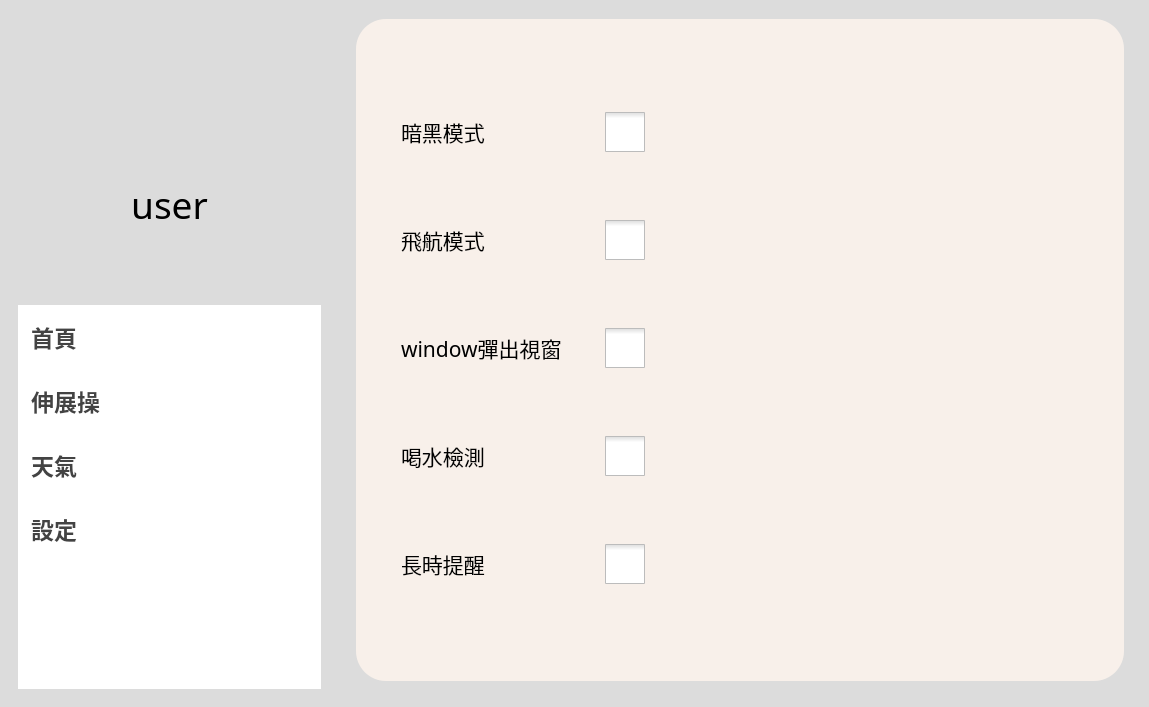
The window that demo.ui (ahua1010/Margherita-Pizza-Pomodoro-and-Gesture-detection-) describes before a commit, drawn with Qt 5.
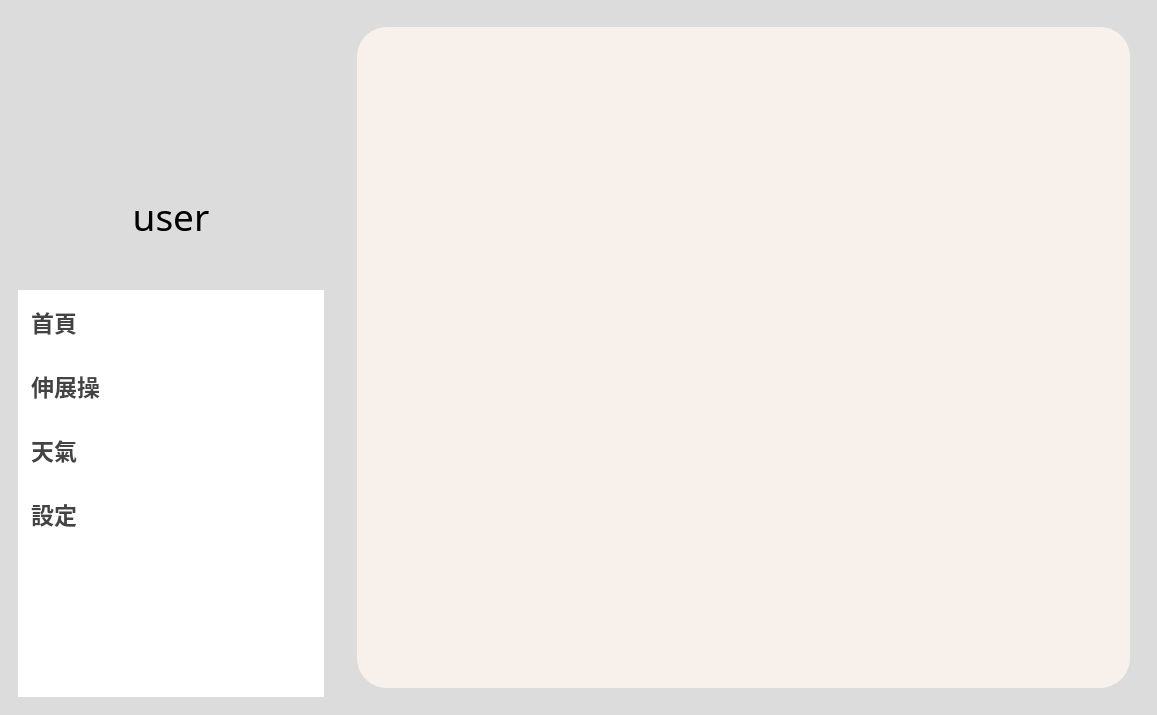
The same window after the commit. The open tabs and pages were chosen to show the change. Icons and pictures are not drawn.

What changed in the file:
```diff
--- a/demo.ui
+++ b/demo.ui
@@ -6,8 +6,8 @@
    <rect>
     <x>0</x>
     <y>0</y>
-    <width>1149</width>
-    <height>707</height>
+    <width>1157</width>
+    <height>715</height>
    </rect>
   </property>
   <property name="windowTitle">
@@ -54,9 +54,15 @@
        </property>
        <item>
         <widget class="QFrame" name="user">
+         <property name="sizePolicy">
+          <sizepolicy hsizetype="Preferred" vsizetype="Preferred">
+           <horstretch>0</horstretch>
+           <verstretch>2</verstretch>
+          </sizepolicy>
+         </property>
          <property name="minimumSize">
           <size>
-           <width>250</width>
+           <width>100</width>
            <height>0</height>
           </size>
          </property>
@@ -73,10 +79,10 @@
          </property>
          <layout class="QVBoxLayout" name="verticalLayout">
           <property name="topMargin">
-           <number>55</number>
+           <number>30</number>
           </property>
           <property name="bottomMargin">
-           <number>75</number>
+           <number>20</number>
           </property>
           <item>
            <widget class="QFrame" name="usericon">
@@ -134,6 +140,18 @@
           </item>
           <item>
            <widget class="QLabel" name="username">
+            <property name="minimumSize">
+             <size>
+              <width>0</width>
+              <height>50</height>
+             </size>
+            </property>
+            <property name="sizeIncrement">
+             <size>
+              <width>0</width>
+              <height>0</height>
+             </size>
+            </property>
             <property name="font">
              <font>
               <family>Agency FB</family>
@@ -155,6 +173,12 @@
        </item>
        <item>
         <widget class="QListWidget" name="fuctionlist">
+         <property name="sizePolicy">
+          <sizepolicy hsizetype="Expanding" vsizetype="Expanding">
+           <horstretch>0</horstretch>
+           <verstretch>3</verstretch>
+          </sizepolicy>
+         </property>
          <property name="font">
           <font>
            <family>微軟正黑體</family>
@@ -278,7 +302,7 @@
 }</string>
       </property>
       <property name="currentIndex">
-       <number>2</number>
+       <number>3</number>
       </property>
       <widget class="QWidget" name="page">
        <layout class="QVBoxLayout" name="verticalLayout_5">
@@ -901,34 +925,42 @@
        </layout>
       </widget>
       <widget class="QWidget" name="page_2">
-       <widget class="QFrame" name="frame6_2">
-        <property name="geometry">
-         <rect>
-          <x>20</x>
-          <y>10</y>
-          <width>768</width>
-          <height>662</height>
-         </rect>
-        </property>
+       <layout class="QVBoxLayout" name="verticalLayout_11">
+        <item>
+         <widget class="QFrame" name="frame_3">
+          <property name="frameShape">
+           <enum>QFrame::StyledPanel</enum>
+          </property>
+          <property name="frameShadow">
+           <enum>QFrame::Raised</enum>
+          </property>
+          <layout class="QHBoxLayout" name="horizontalLayout_16">
+           <item>
+            <widget class="QFrame" name="frame_5">
         <property name="styleSheet">
          <string notr="true">QFrame
 {
 	background-color:rgba(151, 238, 238,0.8);
 }</string>
         </property>
-        <layout class="QVBoxLayout" name="verticalLayout_7"/>
-       </widget>
+             <property name="frameShape">
+              <enum>QFrame::StyledPanel</enum>
+             </property>
+             <property name="frameShadow">
+              <enum>QFrame::Raised</enum>
+             </property>
+             <layout class="QHBoxLayout" name="horizontalLayout_13"/>
+            </widget>
+           </item>
+          </layout>
+         </widget>
+        </item>
+       </layout>
       </widget>
       <widget class="QWidget" name="page_3">
+       <layout class="QVBoxLayout" name="verticalLayout_13">
+        <item>
        <widget class="QFrame" name="frame6_3">
-        <property name="geometry">
-         <rect>
-          <x>20</x>
-          <y>10</y>
-          <width>771</width>
-          <height>671</height>
-         </rect>
-        </property>
         <property name="styleSheet">
          <string notr="true">#frame6_3
 {
@@ -1064,7 +1096,7 @@
                <item>
                 <layout class="QVBoxLayout" name="verticalLayout_12">
                  <property name="topMargin">
-                  <number>55</number>
+                    <number>30</number>
                  </property>
                  <item>
                   <widget class="QLabel" name="temperature">
@@ -1104,7 +1136,7 @@
                    <property name="minimumSize">
                     <size>
                      <width>0</width>
-                     <height>40</height>
+                       <height>30</height>
                     </size>
                    </property>
                    <property name="font">
@@ -1126,7 +1158,7 @@
                <item>
                 <widget class="QLabel" name="weather_icon">
                  <property name="sizePolicy">
-                  <sizepolicy hsizetype="Minimum" vsizetype="Preferred">
+                    <sizepolicy hsizetype="Preferred" vsizetype="Preferred">
                    <horstretch>0</horstretch>
                    <verstretch>0</verstretch>
                   </sizepolicy>
@@ -1150,6 +1182,12 @@
                 <verstretch>3</verstretch>
                </sizepolicy>
               </property>
+                <layout class="QHBoxLayout" name="horizontalLayout_9">
+                 <item>
+                  <widget class="QLabel" name="label_2">
+                   <property name="text">
+                    <string>TextLabel</string>
+                   </property>
              </widget>
             </item>
            </layout>
@@ -1157,19 +1195,18 @@
          </item>
         </layout>
        </widget>
+           </item>
+          </layout>
+         </widget>
+        </item>
+       </layout>
       </widget>
       <widget class="QWidget" name="page_4">
+       <layout class="QVBoxLayout" name="verticalLayout_14">
+        <item>
        <widget class="QFrame" name="frame6_4">
-        <property name="geometry">
-         <rect>
-          <x>20</x>
-          <y>10</y>
-          <width>768</width>
-          <height>662</height>
-         </rect>
-        </property>
         <property name="styleSheet">
-         <string notr="true">QFrame
+           <string notr="true">QFrame QScrollArea
 {
 	background-color:rgba(255, 245, 238,0.8);
 }
@@ -1180,372 +1217,57 @@
         </property>
         <layout class="QVBoxLayout" name="verticalLayout_8">
          <property name="spacing">
-          <number>15</number>
+            <number>9</number>
          </property>
          <property name="leftMargin">
-          <number>45</number>
+            <number>9</number>
          </property>
          <property name="topMargin">
-          <number>40</number>
+            <number>9</number>
          </property>
          <property name="rightMargin">
-          <number>45</number>
+            <number>9</number>
          </property>
          <property name="bottomMargin">
-          <number>40</number>
+            <number>9</number>
          </property>
          <item>
-          <layout class="QHBoxLayout" name="horizontalLayout_13">
+            <layout class="QVBoxLayout" name="verticalLayout_15">
            <item>
-            <widget class="QLabel" name="label_7">
-             <property name="sizePolicy">
-              <sizepolicy hsizetype="Preferred" vsizetype="Preferred">
-               <horstretch>2</horstretch>
-               <verstretch>0</verstretch>
-              </sizepolicy>
-             </property>
-             <property name="font">
-              <font>
-               <family>微軟正黑體</family>
-               <pointsize>16</pointsize>
-              </font>
-             </property>
-             <property name="text">
-              <string>暗黑模式</string>
-             </property>
-            </widget>
-           </item>
-           <item>
-            <widget class="QCheckBox" name="checkBox">
-             <property name="sizePolicy">
-              <sizepolicy hsizetype="Minimum" vsizetype="Fixed">
-               <horstretch>5</horstretch>
-               <verstretch>0</verstretch>
-              </sizepolicy>
-             </property>
-             <property name="minimumSize">
-              <size>
-               <width>0</width>
-               <height>0</height>
-              </size>
-             </property>
-             <property name="sizeIncrement">
-              <size>
-               <width>0</width>
-               <height>0</height>
-              </size>
-             </property>
-             <property name="baseSize">
-              <size>
-               <width>0</width>
-               <height>0</height>
-              </size>
-             </property>
+              <widget class="QScrollArea" name="scrollArea">
              <property name="styleSheet">
-              <string notr="true">QCheckBox::indicator
+                <string notr="true">QAbstractScrollArea
 {
-	width : 40px;
-	height : 40px;
+	background-color:rgba(255, 245, 238,0.8);
+}
+QWidget#scrollAreaWidgetContents{
+	background-color:rgba(255, 245, 238,0);
 }</string>
              </property>
-             <property name="text">
-              <string/>
-             </property>
-             <property name="iconSize">
-              <size>
-               <width>0</width>
-               <height>0</height>
-              </size>
-             </property>
-             <property name="tristate">
-              <bool>false</bool>
-             </property>
-            </widget>
-           </item>
-          </layout>
-         </item>
-         <item>
-          <layout class="QHBoxLayout" name="horizontalLayout_14">
-           <item>
-            <widget class="QLabel" name="label_6">
-             <property name="sizePolicy">
-              <sizepolicy hsizetype="Preferred" vsizetype="Preferred">
-               <horstretch>2</horstretch>
-               <verstretch>0</verstretch>
-              </sizepolicy>
-             </property>
-             <property name="font">
-              <font>
-               <family>微軟正黑體</family>
-               <pointsize>16</pointsize>
-              </font>
-             </property>
-             <property name="text">
-              <string>飛航模式</string>
-             </property>
-            </widget>
-           </item>
-           <item>
-            <widget class="QCheckBox" name="checkBox_2">
-             <property name="sizePolicy">
-              <sizepolicy hsizetype="Minimum" vsizetype="Fixed">
-               <horstretch>5</horstretch>
-               <verstretch>0</verstretch>
-              </sizepolicy>
-             </property>
-             <property name="minimumSize">
-              <size>
-               <width>0</width>
-               <height>0</height>
-              </size>
-             </property>
-             <property name="sizeIncrement">
-              <size>
-               <width>0</width>
-               <height>0</height>
-              </size>
-             </property>
-             <property name="baseSize">
-              <size>
-               <width>0</width>
-               <height>0</height>
-              </size>
-             </property>
+               <property name="widgetResizable">
+                <bool>true</bool>
+               </property>
+               <widget class="QWidget" name="scrollAreaWidgetContents">
+                <property name="geometry">
+                 <rect>
+                  <x>0</x>
+                  <y>0</y>
+                  <width>771</width>
+                  <height>659</height>
+                 </rect>
+                </property>
              <property name="styleSheet">
-              <string notr="true">QCheckBox::indicator
-{
-	width : 40px;
-	height : 40px;
-}</string>
-             </property>
-             <property name="text">
-              <string/>
-             </property>
-             <property name="iconSize">
-              <size>
-               <width>0</width>
-               <height>0</height>
-              </size>
-             </property>
-             <property name="tristate">
-              <bool>false</bool>
-             </property>
-            </widget>
-           </item>
-          </layout>
-         </item>
-         <item>
-          <layout class="QHBoxLayout" name="horizontalLayout_16">
-           <item>
-            <widget class="QLabel" name="label_4">
-             <property name="sizePolicy">
-              <sizepolicy hsizetype="Preferred" vsizetype="Preferred">
-               <horstretch>2</horstretch>
-               <verstretch>0</verstretch>
-              </sizepolicy>
-             </property>
-             <property name="font">
-              <font>
-               <family>微軟正黑體</family>
-               <pointsize>16</pointsize>
-              </font>
-             </property>
-             <property name="text">
-              <string>window彈出視窗</string>
-             </property>
-            </widget>
-           </item>
-           <item>
-            <widget class="QCheckBox" name="checkBox_3">
-             <property name="sizePolicy">
-              <sizepolicy hsizetype="Minimum" vsizetype="Fixed">
-               <horstretch>5</horstretch>
-               <verstretch>0</verstretch>
-              </sizepolicy>
-             </property>
-             <property name="minimumSize">
-              <size>
-               <width>0</width>
-               <height>0</height>
-              </size>
-             </property>
-             <property name="sizeIncrement">
-              <size>
-               <width>0</width>
-               <height>0</height>
-              </size>
-             </property>
-             <property name="baseSize">
-              <size>
-               <width>0</width>
-               <height>0</height>
-              </size>
-             </property>
-             <property name="styleSheet">
-              <string notr="true">QCheckBox::indicator
-{
-	width : 40px;
-	height : 40px;
-}</string>
-             </property>
-             <property name="text">
-              <string/>
-             </property>
-             <property name="iconSize">
-              <size>
-               <width>0</width>
-               <height>0</height>
-              </size>
-             </property>
-             <property name="tristate">
-              <bool>false</bool>
-             </property>
-            </widget>
-           </item>
-          </layout>
-         </item>
-         <item>
-          <layout class="QHBoxLayout" name="horizontalLayout_17">
-           <item>
-            <widget class="QLabel" name="label_3">
-             <property name="sizePolicy">
-              <sizepolicy hsizetype="Preferred" vsizetype="Preferred">
-               <horstretch>2</horstretch>
-               <verstretch>0</verstretch>
-              </sizepolicy>
-             </property>
-             <property name="font">
-              <font>
-               <family>微軟正黑體</family>
-               <pointsize>16</pointsize>
-              </font>
-             </property>
-             <property name="text">
-              <string>喝水檢測</string>
-             </property>
-            </widget>
-           </item>
-           <item>
-            <widget class="QCheckBox" name="checkBox_4">
-             <property name="sizePolicy">
-              <sizepolicy hsizetype="Minimum" vsizetype="Fixed">
-               <horstretch>5</horstretch>
-               <verstretch>0</verstretch>
-              </sizepolicy>
-             </property>
-             <property name="minimumSize">
-              <size>
-               <width>0</width>
-               <height>0</height>
-              </size>
-             </property>
-             <property name="sizeIncrement">
-              <size>
-               <width>0</width>
-               <height>0</height>
-              </size>
-             </property>
-             <property name="baseSize">
-              <size>
-               <width>0</width>
-               <height>0</height>
-              </size>
-             </property>
-             <property name="styleSheet">
-              <string notr="true">QCheckBox::indicator
-{
-	width : 40px;
-	height : 40px;
-}</string>
-             </property>
-             <property name="text">
-              <string/>
-             </property>
-             <property name="iconSize">
-              <size>
-               <width>0</width>
-               <height>0</height>
-              </size>
-             </property>
-             <property name="tristate">
-              <bool>false</bool>
-             </property>
-            </widget>
-           </item>
+                 <string notr="true"/>
+                </property>
+               </widget>
+              </widget>
+             </item>
+            </layout>
+           </item>
           </layout>
-         </item>
-         <item>
-          <layout class="QHBoxLayout" name="horizontalLayout_9">
-           <item>
-            <widget class="QLabel" name="label_2">
-             <property name="sizePolicy">
-              <sizepolicy hsizetype="Preferred" vsizetype="Preferred">
-               <horstretch>2</horstretch>
-               <verstretch>0</verstretch>
-              </sizepolicy>
-             </property>
-             <property name="font">
-              <font>
-               <family>微軟正黑體</family>
-               <pointsize>16</pointsize>
-              </font>
-             </property>
-             <property name="text">
-              <string>長時提醒</string>
-             </property>
-            </widget>
-           </item>
-           <item>
-            <widget class="QCheckBox" name="checkBox_5">
-             <property name="sizePolicy">
-              <sizepolicy hsizetype="Minimum" vsizetype="Fixed">
-               <horstretch>5</horstretch>
-               <verstretch>0</verstretch>
-              </sizepolicy>
-             </property>
-             <property name="minimumSize">
-              <size>
-               <width>0</width>
-               <height>0</height>
-              </size>
-             </property>
-             <property name="sizeIncrement">
-              <size>
-               <width>0</width>
-               <height>0</height>
-              </size>
-             </property>
-             <property name="baseSize">
-              <size>
-               <width>0</width>
-               <height>0</height>
-              </size>
-             </property>
-             <property name="styleSheet">
-              <string notr="true">QCheckBox::indicator
-{
-	width : 40px;
-	height : 40px;
-}</string>
-             </property>
-             <property name="text">
-              <string/>
-             </property>
-             <property name="iconSize">
-              <size>
-               <width>0</width>
-               <height>0</height>
-              </size>
-             </property>
-             <property name="tristate">
-              <bool>false</bool>
-             </property>
-            </widget>
-           </item>
-          </layout>
-         </item>
-        </layout>
-       </widget>
+         </widget>
+        </item>
+       </layout>
       </widget>
      </widget>
     </item>
```
Lines whose indentation alone changed are shown as unchanged.
